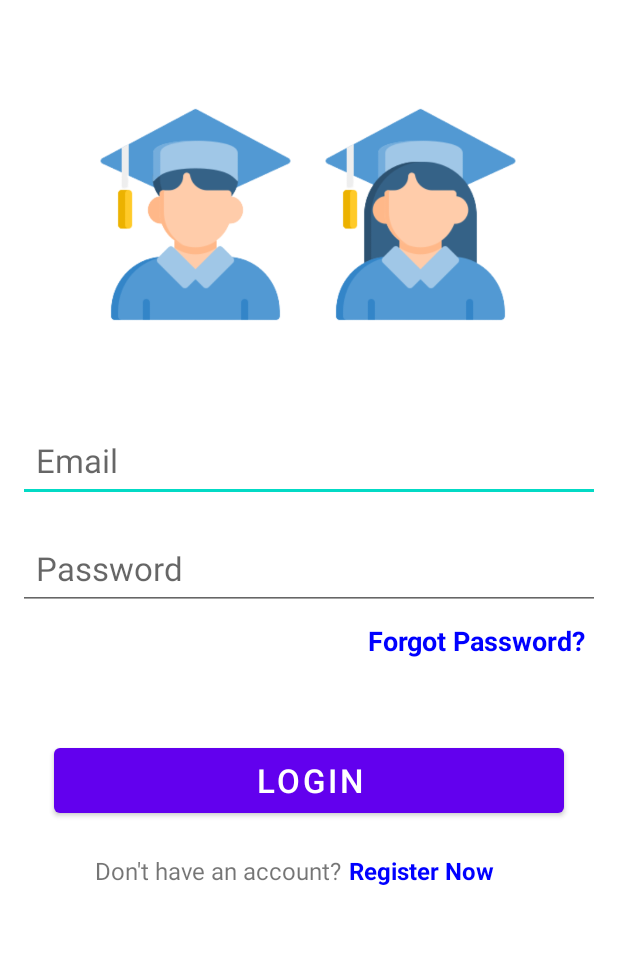
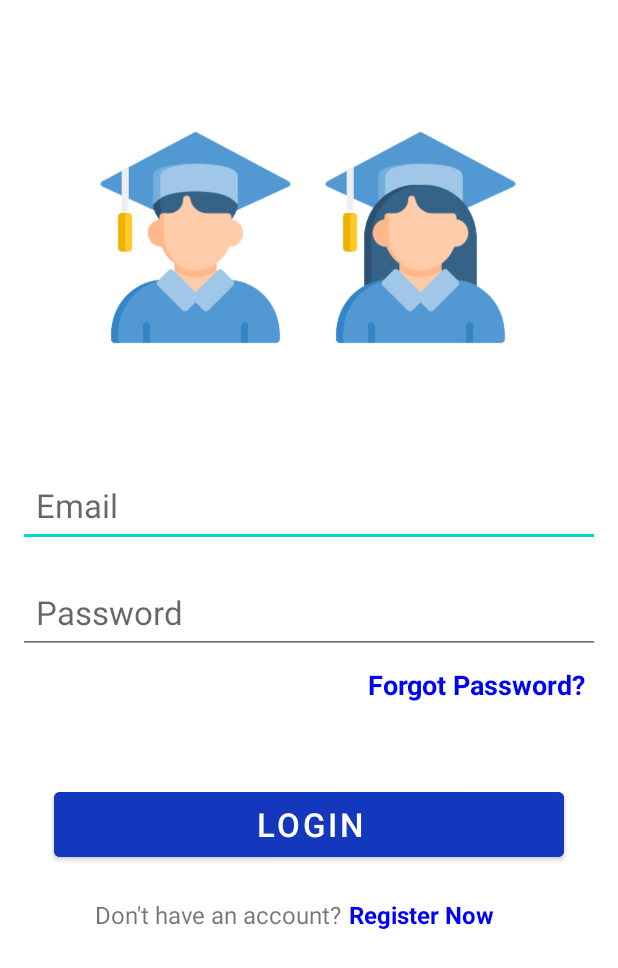
Before and after one commit to sdarshil6/GTU-Instant-Prep, an Android app: the screen it shows after launch (MainActivity), on a phone screen of 412 x 824 dp. Shown: the top 968 px of the screen. Run offline under Robolectric (Android 15) with nearby library versions, the phone set to English and light mode, and no system bars; our stand-ins replace Firebase (no records; nobody signed in at launch, a user with empty details on screens opened directly).

Commit message:
Removed action bar from activity_forgot_password.xml, activity_main.xml, activity_register.xml . Also added the theme background color to buttons in activity_register.xml, activity_main.xml, activity_forgot_password.xml

```diff
--- a/app/src/main/java/com/company/gtuinstantprep/ForgotPasswordActivity.java
+++ b/app/src/main/java/com/company/gtuinstantprep/ForgotPasswordActivity.java
@@ -23,6 +23,10 @@ public class ForgotPasswordActivity extends AppCompatActivity {
     protected void onCreate(Bundle savedInstanceState) {
         super.onCreate(savedInstanceState);
         setContentView(R.layout.activity_forgot_password);
+
+        if(getSupportActionBar() != null){
+            getSupportActionBar().hide();
+        }
 
         et_email_fp = findViewById(R.id.et_email_fp);
         bt_sendResetLink = findViewById(R.id.bt_sendResetLink);
--- a/app/src/main/java/com/company/gtuinstantprep/MainActivity.java
+++ b/app/src/main/java/com/company/gtuinstantprep/MainActivity.java
@@ -29,6 +29,10 @@ public class MainActivity extends AppCompatActivity {
     protected void onCreate(Bundle savedInstanceState) {
         super.onCreate(savedInstanceState);
         setContentView(R.layout.activity_main);
+
+        if(getSupportActionBar() != null){
+            getSupportActionBar().hide();
+        }
 
         et_emailLogin = findViewById(R.id.et_emailLogin);
         et_passwordLogin = findViewById(R.id.et_passwordLogin);
--- a/app/src/main/java/com/company/gtuinstantprep/RegisterActivity.java
+++ b/app/src/main/java/com/company/gtuinstantprep/RegisterActivity.java
@@ -31,6 +31,10 @@ public class RegisterActivity extends AppCompatActivity {
     protected void onCreate(Bundle savedInstanceState) {
         super.onCreate(savedInstanceState);
         setContentView(R.layout.activity_register);
+
+        if(getSupportActionBar() != null){
+            getSupportActionBar().hide();
+        }
 
         et_fullname = findViewById(R.id.et_fullname);
         et_emailRegister = findViewById(R.id.et_emailRegister);
--- a/app/src/main/res/layout/activity_forgot_password.xml
+++ b/app/src/main/res/layout/activity_forgot_password.xml
@@ -26,6 +26,7 @@
 
     <Button
         android:id="@+id/bt_sendResetLink"
+        android:backgroundTint="@color/theme"
         android:layout_width="wrap_content"
         android:layout_height="60dp"
         android:text="@string/bt_sendResetLink"
--- a/app/src/main/res/layout/activity_main.xml
+++ b/app/src/main/res/layout/activity_main.xml
@@ -10,7 +10,7 @@
     <ImageView
         android:id="@+id/iv_graduate"
         android:layout_width="300dp"
-        android:layout_height="150dp"
+        android:layout_height="180dp"
         android:layout_marginTop="56dp"
         android:scaleType="centerInside"
         app:layout_constraintEnd_toEndOf="parent"
@@ -69,6 +69,7 @@
 
     <Button
         android:id="@+id/bt_login"
+        android:backgroundTint="@color/theme"
         android:layout_width="match_parent"
         android:layout_height="55dp"
         android:layout_marginStart="24dp"
--- a/app/src/main/res/layout/activity_register.xml
+++ b/app/src/main/res/layout/activity_register.xml
@@ -85,6 +85,7 @@
 
     <Button
         android:id="@+id/bt_register"
+        android:backgroundTint="@color/theme"
         android:layout_width="match_parent"
         android:layout_height="55dp"
         android:layout_marginStart="24dp"
```
